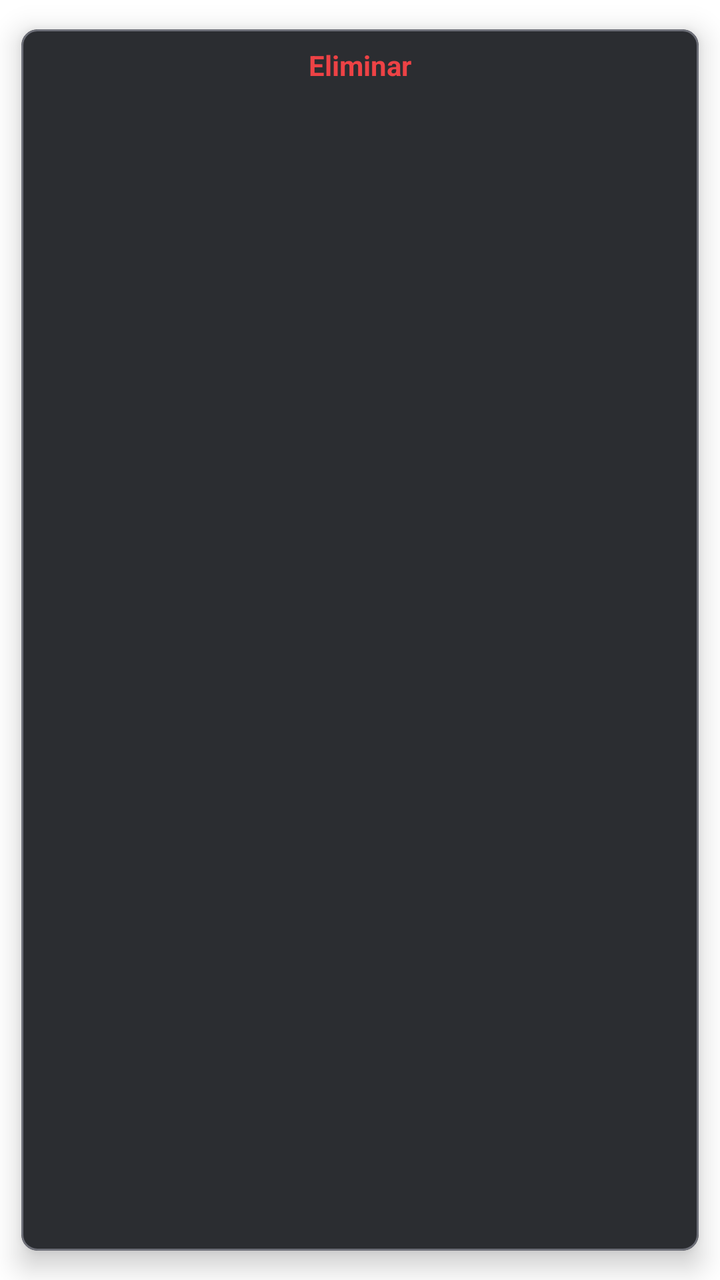
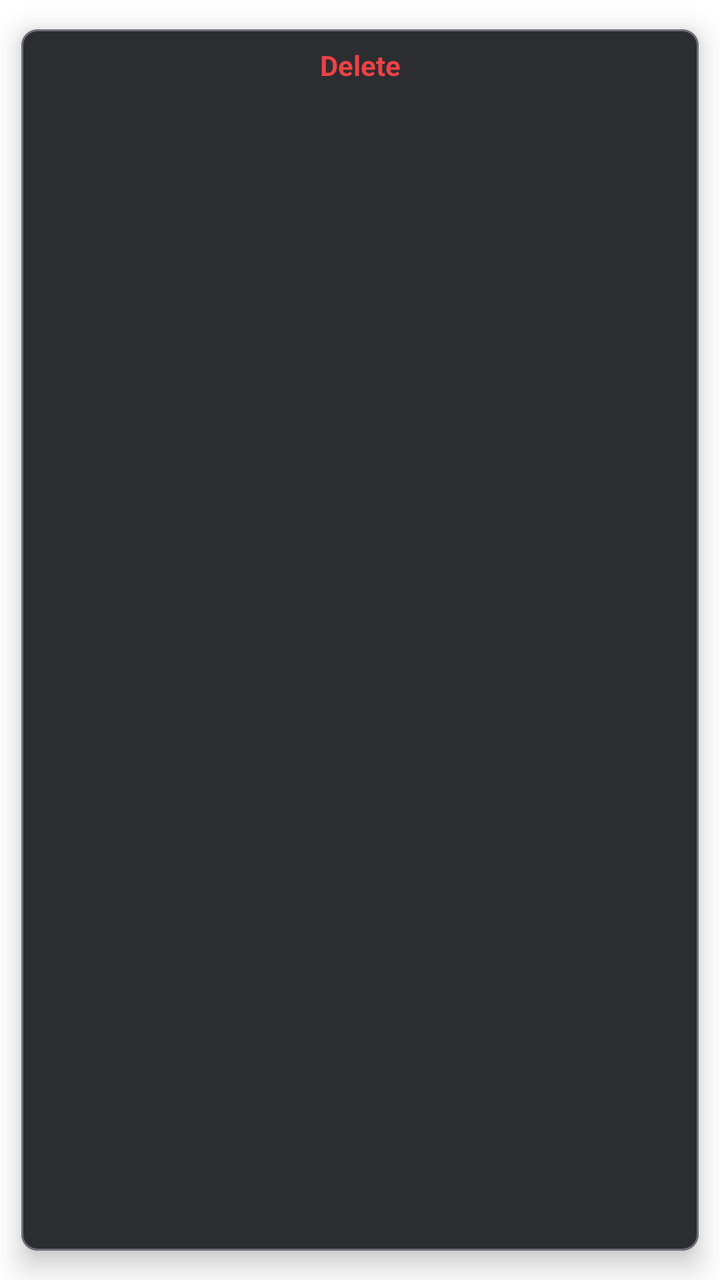

The first picture is an Android layout as it rendered before a commit; the second is the same layout after the commit. The layout source and the unified diff follow.
<!-- AndroidManifest.xml: application theme Theme.Androidfrontendlinkoria -->
<!-- res/layout/layout_popup_delete_friend.xml -->
<?xml version="1.0" encoding="utf-8"?>
<com.google.android.material.card.MaterialCardView
    xmlns:android="http://schemas.android.com/apk/res/android"
    xmlns:app="http://schemas.android.com/apk/res-auto"
    android:layout_width="120dp"
    android:layout_height="wrap_content"
    app:cardBackgroundColor="@color/bg_popup"
    app:cardCornerRadius="8dp"
    app:cardElevation="8dp"
    app:cardUseCompatPadding="true"
    app:strokeColor="@color/nav_item_color"
    app:strokeWidth="1dp">

    <TextView
        android:id="@+id/btn_delete"
        android:layout_width="match_parent"
        android:layout_height="36dp"
        android:background="?attr/selectableItemBackground"
        android:clickable="true"
        android:focusable="true"
        android:gravity="center"
        android:text="Eliminar"
        android:textColor="@color/btn_danger"
        android:textSize="14sp"
        android:textStyle="bold"
        android:paddingHorizontal="12dp" />

</com.google.android.material.card.MaterialCardView>
<!-- resources referenced by this layout -->
<resources>
  <color name="bg_popup">#2B2D31</color>
  <color name="btn_danger">#ED4245</color>
  <style name="Theme.Androidfrontendlinkoria" parent="Theme.MaterialComponents.DayNight.NoActionBar">
          
          <item name="colorPrimary">@color/primary_blue</item>
          <item name="colorPrimaryVariant">@color/purple_700</item>
          <item name="colorOnPrimary">@color/white</item>
          
          <item name="colorSecondary">@color/teal_200</item>
          <item name="colorSecondaryVariant">@color/teal_700</item>
          <item name="colorOnSecondary">@color/black</item>
          
          <item name="android:statusBarColor">?attr/colorPrimaryVariant</item>
          
      </style>
  <color name="primary_blue">#5865F2</color>
  <color name="purple_700">#3700B3</color>
  <color name="white">#FFFFFF</color>
  <color name="teal_200">#03DAC5</color>
  <color name="teal_700">#018786</color>
  <color name="black">#000000</color>
</resources>

<!-- the commit's change to res/layout/layout_popup_delete_friend.xml (unified diff, before → after) -->
@@ -19,7 +19,7 @@
         android:clickable="true"
         android:focusable="true"
         android:gravity="center"
-        android:text="Eliminar"
+        android:text="Delete"
         android:textColor="@color/btn_danger"
         android:textSize="14sp"
         android:textStyle="bold"
